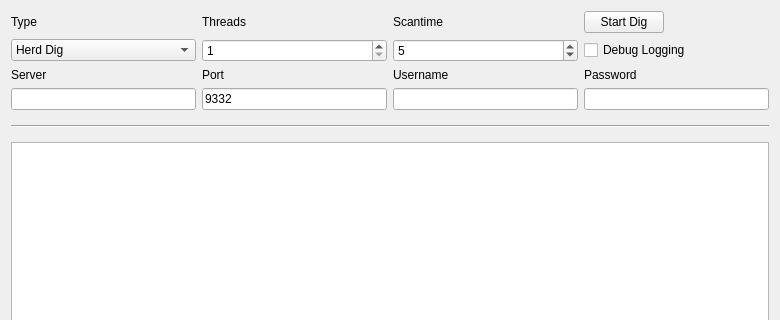
captainhooks/icoin, file src/qt/forms/miningpage.ui: the form before one commit; both pictures show x 0 to 780 and y 0 to 320 of the 780 by 636 pixel window.
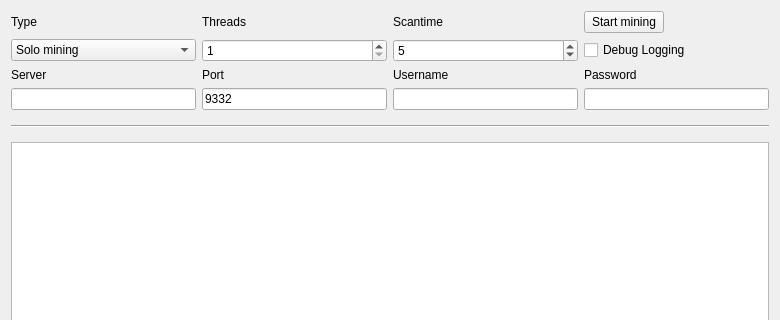
The form after the commit.

Patch:
```diff
--- a/src/qt/forms/miningpage.ui
+++ b/src/qt/forms/miningpage.ui
@@ -83,7 +83,7 @@
       </sizepolicy>
      </property>
      <property name="text">
-      <string>Start Dig</string>
+      <string>Start mining</string>
      </property>
     </widget>
    </item>
@@ -202,7 +202,7 @@
      </property>
      <item>
       <property name="text">
-       <string>Herd Dig</string>
+       <string>Solo mining</string>
       </property>
      </item>
      <item>
```
Left out of the diff: 2 changed lines with no effect on the pictures.
